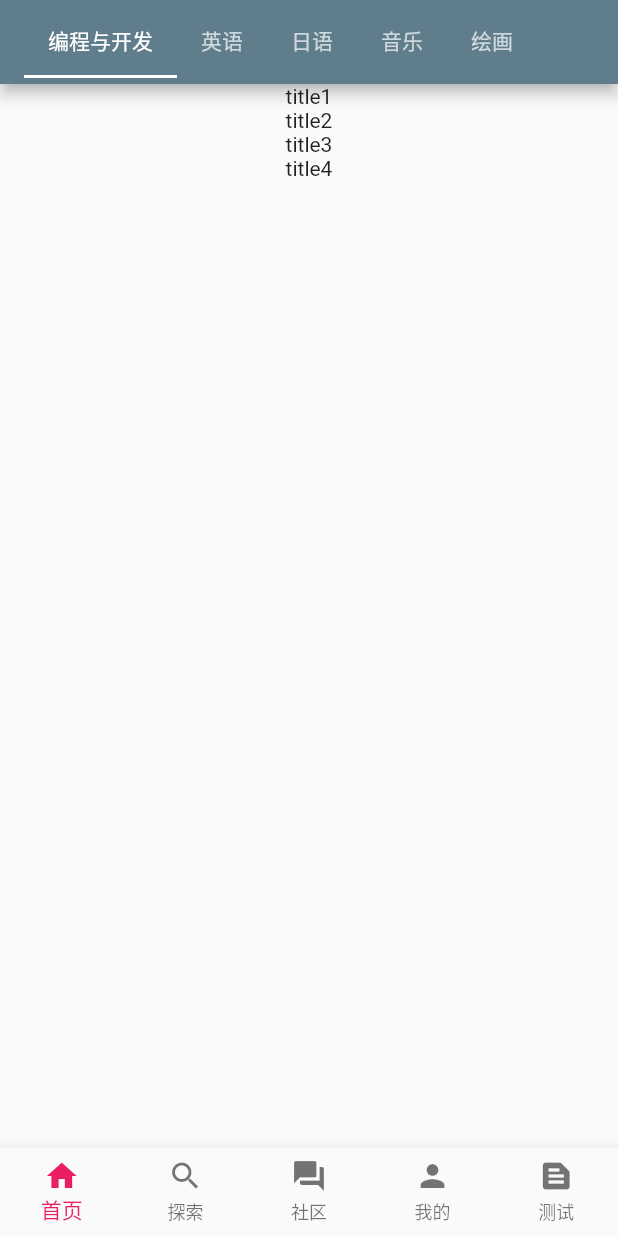
After one commit to wmsx/sx_app, a Flutter app: the screen it shows after launch, on a phone screen of 412 x 824 dp. The commit adds this screen. Run offline on Flutter 3.47's test engine with Material 2 defaults, Android fonts, the phone set to English and light mode, and no system bars; drawn by our look-alikes of pull_to_refresh; our stand-ins replace dio.

Commit message:
“分类列表内容加载”

```diff
--- a/lib/l10n/intl_en.arb
+++ b/lib/l10n/intl_en.arb
@@ -3,5 +3,7 @@
   "viewStateButtonRetry": "Retry",
   "viewStateMessageUnAuth": "Not sign in yet",
   "viewStateButtonLogin": "Sign In",
-  "viewStateMessageError": "Load Failed"
+  "viewStateMessageError": "Load Failed",
+  "viewStateButtonRefresh": "Refresh",
+  "viewStateMessageEmpty": "Nothing Found"
 }
--- a/lib/l10n/intl_zh.arb
+++ b/lib/l10n/intl_zh.arb
@@ -3,5 +3,7 @@
   "viewStateButtonRetry": "重试",
   "viewStateMessageUnAuth": "未登录",
   "viewStateButtonLogin": "登录",
-  "viewStateMessageError": "加载失败"
+  "viewStateMessageError": "加载失败",
+  "viewStateButtonRefresh": "刷新一下",
+  "viewStateMessageEmpty": "空空如也"
 }
--- a/lib/model/category.dart
+++ b/lib/model/category.dart
@@ -2,7 +2,7 @@ class Category {
   int id;
   String name;
 
-  static Category fromMap(Map<String, dynamic> map) {
+  static Category fromJson(Map<String, dynamic> map) {
     if (map == null) return null;
     Category category = Category();
     category.id = map['id'];
--- /dev/null
+++ b/lib/model/menger.dart
@@ -0,0 +1,25 @@
+class Menger {
+  int id;
+  String name;
+  String email;
+  String avatar;
+
+  static Menger fromJson(Map<String, dynamic> map) {
+    if (map == null) return null;
+    Menger menger = Menger();
+    menger.id = map['id'];
+    menger.name = map['name'];
+    menger.email = map['email'];
+    menger.avatar = map['avatar'];
+    return menger;
+  }
+
+  Map<String, dynamic> toJson() {
+    Map<String, dynamic> map = Map<String, dynamic>();
+    map['id'] = id;
+    map['name'] = name;
+    map['email'] = email;
+    map['avatar'] = avatar;
+    return map;
+  }
+}
--- /dev/null
+++ b/lib/model/post.dart
@@ -0,0 +1,31 @@
+import 'package:sx_app/model/post_item.dart';
+
+import 'menger.dart';
+
+class Post {
+  int id;
+  int type;
+  String title;
+  Menger menger;
+  List<PostItem> items;
+
+  static Post fromJson(Map<String, dynamic> map) {
+    if (map == null) return null;
+    Post post = Post();
+    post.id = map['id'];
+    post.type = map['type'];
+    post.title = map['title'];
+    post.menger = Menger.fromJson(map['menger']);
+    post.items = List()
+      ..addAll((map['items'] as List ?? []).map((e) => PostItem.fromJson(e)));
+    return post;
+  }
+
+  Map<String, dynamic> toJson() => {
+        'id': id,
+        'type': type,
+        'title': title,
+        'menger': menger,
+        'items': items,
+      };
+}
--- /dev/null
+++ b/lib/model/post_item.dart
@@ -0,0 +1,16 @@
+class PostItem {
+  String url;
+
+  static PostItem fromJson(Map<String, dynamic> map) {
+    if (map == null) return null;
+    PostItem postItem = PostItem();
+    postItem.url = map['url'];
+    return postItem;
+  }
+
+  Map<String, dynamic> toJson() {
+    final Map<String, dynamic> map = Map<String, dynamic>();
+    map['url'] = url;
+    return map;
+  }
+}
--- a/lib/service/mock_sx_repository.dart
+++ b/lib/service/mock_sx_repository.dart
@@ -1,15 +1,98 @@
 import 'package:sx_app/model/category.dart';
+import 'package:sx_app/model/post.dart';
 
 class MockSXRepository {
   static Future<List<Category>> fetchCategories() async {
     List<Category> categories = List();
     categories
-      ..add(Category.fromMap({'id': 1, 'name': "编程与开发"}))
-      ..add(Category.fromMap({'id': 2, 'name': "英语"}))
-      ..add(Category.fromMap({'id': 3, 'name': "日语"}))
-      ..add(Category.fromMap({'id': 4, 'name': "音乐"}))
-      ..add(Category.fromMap({'id': 5, 'name': "绘画"}));
+      ..add(Category.fromJson({'id': 1, 'name': "编程与开发"}))
+      ..add(Category.fromJson({'id': 2, 'name': "英语"}))
+      ..add(Category.fromJson({'id': 3, 'name': "日语"}))
+      ..add(Category.fromJson({'id': 4, 'name': "音乐"}))
+      ..add(Category.fromJson({'id': 5, 'name': "绘画"}));
 
     return Future.value(categories);
   }
+
+  static Future<List<Post>> fetchPosts(int categoryId, int lastId) async {
+    List<Post> posts = List();
+    posts
+      ..add(Post.fromJson({
+        'id': 1,
+        'type': 0,
+        'title': 'title1',
+        'menger': {
+          'id': 1,
+          'name': 'name1',
+          'email': 'email1',
+          'avatar': 'avatar1',
+        },
+        'items': [
+          {
+            'url': "url1",
+          },
+          {
+            'url': "url2",
+          },
+        ]
+      }))
+      ..add(Post.fromJson({
+        'id': 1,
+        'type': 0,
+        'title': 'title2',
+        'menger': {
+          'id': 1,
+          'name': 'name1',
+          'email': 'email1',
+          'avatar': 'avatar1',
+        },
+        'items': [
+          {
+            'url': "url1",
+          },
+          {
+            'url': "url2",
+          },
+        ]
+      }))
+      ..add(Post.fromJson({
+        'id': 1,
+        'type': 0,
+        'title': 'title3',
+        'menger': {
+          'id': 1,
+          'name': 'name1',
+          'email': 'email1',
+          'avatar': 'avatar1',
+        },
+        'items': [
+          {
+            'url': "url1",
+          },
+          {
+            'url': "url2",
+          },
+        ]
+      }))
+      ..add(Post.fromJson({
+        'id': 1,
+        'type': 0,
+        'title': 'title4',
+        'menger': {
+          'id': 1,
+          'name': 'name1',
+          'email': 'email1',
+          'avatar': 'avatar1',
+        },
+        'items': [
+          {
+            'url': "url1",
+          },
+          {
+            'url': "url2",
+          },
+        ]
+      }));
+    return Future.value(posts);
+  }
 }
--- /dev/null
+++ b/lib/ui/page/post/post_list_page.dart
@@ -0,0 +1,57 @@
+import 'package:flutter/material.dart';
+import 'package:pull_to_refresh/pull_to_refresh.dart';
+import 'package:sx_app/model/post.dart';
+import 'package:sx_app/provider/provider_widget.dart';
+import 'package:sx_app/provider/view_state_widget.dart';
+import 'package:sx_app/ui/widget/post_widget.dart';
+import 'package:sx_app/view_model/post_list_model.dart';
+
+class PostListPage extends StatefulWidget {
+  final int categoryId;
+
+  const PostListPage(this.categoryId, {Key key}) : super(key: key);
+
+  @override
+  _PostListPageState createState() {
+    return _PostListPageState();
+  }
+}
+
+class _PostListPageState extends State<PostListPage> {
+  @override
+  Widget build(BuildContext context) {
+    int cid = widget.categoryId;
+    return ProviderWidget<PostListModel>(
+      model: PostListModel(cid),
+      onModelReady: (model) {
+        model.initData();
+      },
+      builer: (context, model, child) {
+        if (model.isBusy) {
+          return ViewStateBusyWidget();
+        }
+        if (model.isError) {
+          return ViewStateErrorWidget(
+              error: model.viewStateError, onPressed: model.initData);
+        }
+        if (model.isEmpty) {
+          return ViewStateEmptyWidget(
+            onPressed: model.initData(),
+          );
+        }
+
+        return SmartRefresher(
+          controller: model.refreshController,
+          onRefresh: model.refresh,
+          onLoading: model.loadMore,
+          child: ListView.builder(
+              itemCount: model.list.length,
+              itemBuilder: (context, index) {
+                Post post = model.list[index];
+                return PostWidget(post);
+              }),
+        );
+      },
+    );
+  }
+}
--- a/lib/ui/page/tab/home.dart
+++ b/lib/ui/page/tab/home.dart
@@ -2,6 +2,7 @@ import 'package:flutter/material.dart';
 import 'package:sx_app/model/category.dart';
 import 'package:sx_app/provider/provider_widget.dart';
 import 'package:sx_app/provider/view_state_widget.dart';
+import 'package:sx_app/ui/page/post/post_list_page.dart';
 import 'package:sx_app/view_model/category_model.dart';
 
 class HomePage extends StatefulWidget {
@@ -55,11 +56,7 @@ class _HomePageState extends State<HomePage>
             body: TabBarView(
               children: List.generate(
                 categories.length,
-                (index) {
-                  return Center(
-                    child: Text(categories[index].name),
-                  );
-                },
+                (index) => PostListPage(categories[index].id),
               ),
             ),
           ),
--- /dev/null
+++ b/lib/ui/widget/post_widget.dart
@@ -0,0 +1,18 @@
+import 'package:flutter/material.dart';
+import 'package:sx_app/model/post.dart';
+
+class PostWidget extends StatelessWidget {
+  final Post post;
+
+  const PostWidget(
+    this.post, {
+    Key key,
+  }) : super(key: key);
+
+  @override
+  Widget build(BuildContext context) {
+    return Center(
+      child: Text(post.title),
+    );
+  }
+}
--- a/lib/view_model/category_model.dart
+++ b/lib/view_model/category_model.dart
@@ -1,4 +1,5 @@
 import 'package:sx_app/model/category.dart';
+import 'package:sx_app/model/post.dart';
 import 'package:sx_app/provider/view_state_list_model.dart';
 import 'package:sx_app/service/mock_sx_repository.dart';
 import 'package:sx_app/service/sx_repository.dart';
--- /dev/null
+++ b/lib/view_model/post_list_model.dart
@@ -0,0 +1,24 @@
+import 'package:sx_app/model/post.dart';
+import 'package:sx_app/provider/view_state_last_id_refresh_list_model.dart';
+import 'package:sx_app/service/mock_sx_repository.dart';
+import 'package:sx_app/service/sx_repository.dart';
+import 'package:sx_app/view_model/mock_model.dart';
+
+class PostListModel extends ViewStateLastIdRefreshListModel<Post>
+    with MockModel {
+  final int categoryId;
+
+  PostListModel(this.categoryId);
+
+  @override
+  Future<List<Post>> loadData({int lastId = 0}) {
+    return isMock
+        ? MockSXRepository.fetchPosts(categoryId, lastId)
+        : SXRepository.fetchPosts(categoryId, lastId);
+  }
+
+  @override
+  int getId(Post post) {
+    return post.id;
+  }
+}
--- a/pubspec.yaml
+++ b/pubspec.yaml
@@ -12,9 +12,13 @@ dependencies:
   # 国际化
   flutter_localizations:
     sdk: flutter
+  # 网络请求
   dio: ^3.0.10
+  # 状态管理
   provider: ^4.3.2
   cupertino_icons: ^0.1.3
+  # 下拉刷新，上拉加载
+  pull_to_refresh: ^1.6.1
 
 dev_dependencies:
   flutter_test:
```
Also changed, not shown: lib/provider/view_state_last_id_refresh_list_model.dart (added, +72 -0 lines), lib/provider/view_state_widget.dart (+28 -0 lines), lib/service/sx_repository.dart (+7 -1 lines), lib/generated/intl/messages_en.dart, lib/generated/intl/messages_zh.dart, lib/generated/l10n.dart, pubspec.lock.
